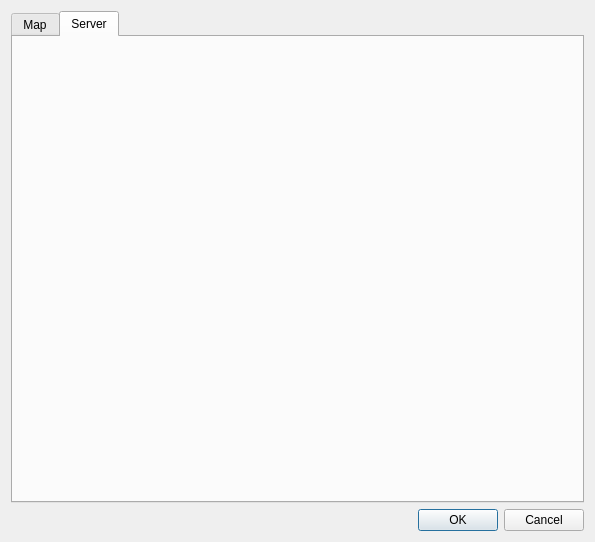
Before: the Qt Designer form src/IDlgMapWmsConfig.ui in ntruchsess/QLandkarteGT, drawn with Qt 5.
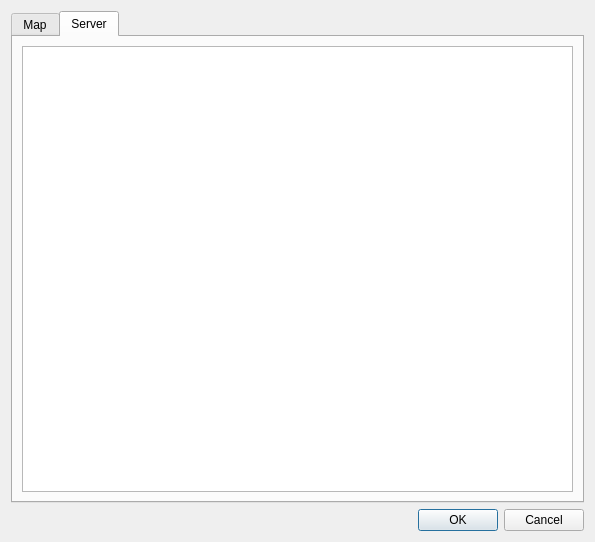
After: the same form once the commit is applied. The open tabs and pages were chosen to show the change.

What changed in the file:
```diff
--- a/src/IDlgMapWmsConfig.ui
+++ b/src/IDlgMapWmsConfig.ui
@@ -60,6 +60,11 @@
       <attribute name="title">
        <string>Server</string>
       </attribute>
+      <layout class="QVBoxLayout" name="verticalLayout_3">
+       <item>
+        <widget class="QTextBrowser" name="textCapabilities"/>
+       </item>
+      </layout>
      </widget>
     </widget>
    </item>
```
Left out of the diff: 2 changed lines with no effect on the pictures.
